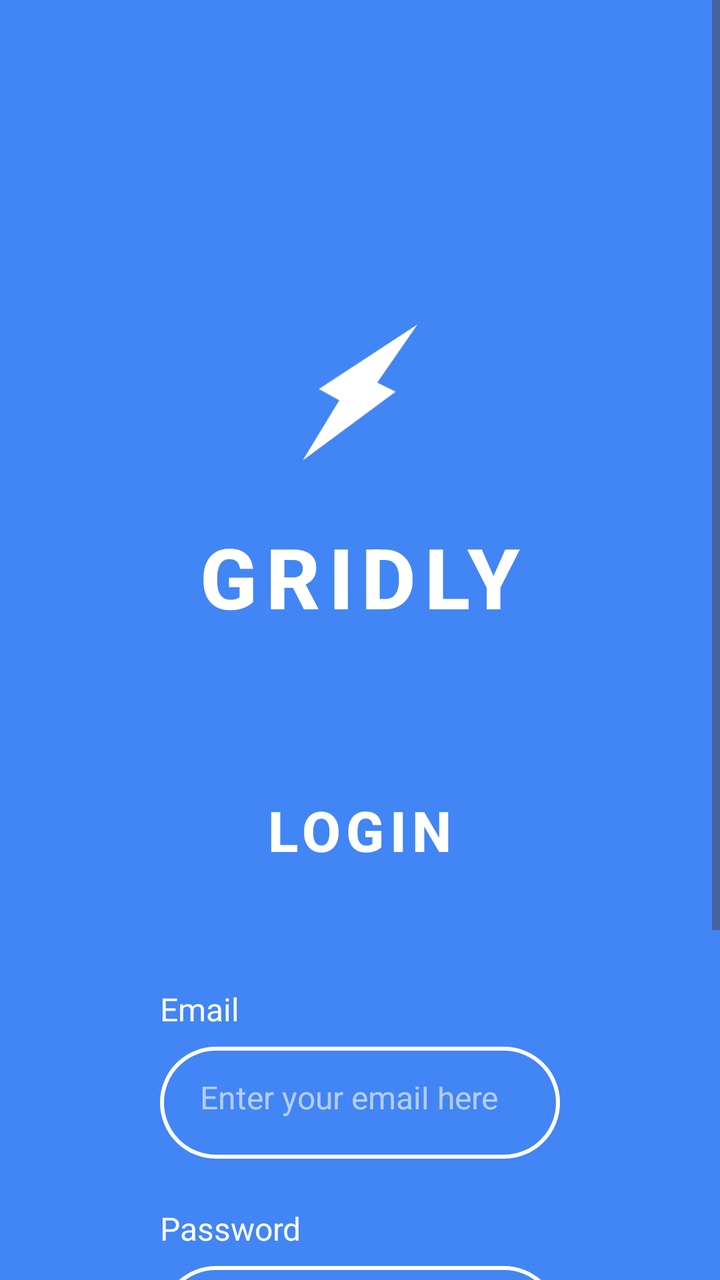
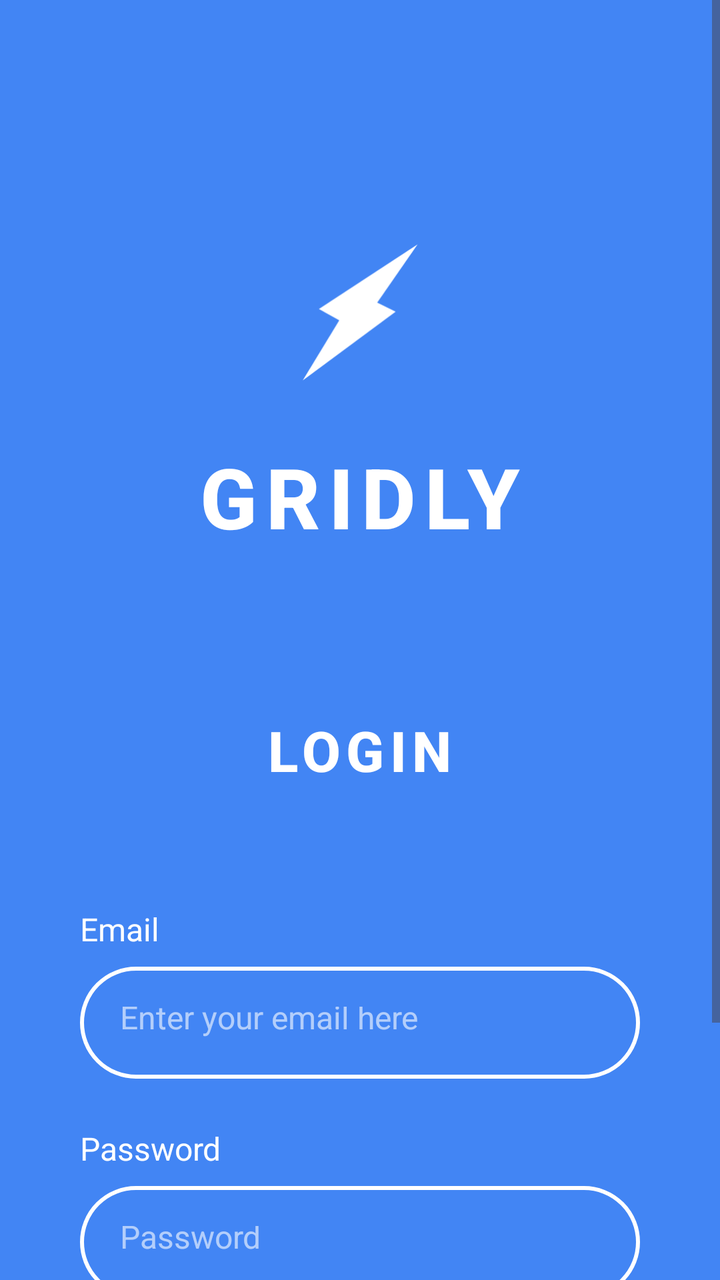

Compare the two renders of this Android layout. The source of the first and the diff that turns it into the second are given below.
<!-- AndroidManifest.xml: application theme Theme.Gridly -->
<!-- res/layout/activity_login.xml -->
<?xml version="1.0" encoding="utf-8"?>
<ScrollView xmlns:android="http://schemas.android.com/apk/res/android"
    xmlns:app="http://schemas.android.com/apk/res-auto"
    xmlns:tools="http://schemas.android.com/tools"
    android:layout_width="match_parent"
    android:layout_height="match_parent"
    android:fillViewport="true">

    <androidx.constraintlayout.widget.ConstraintLayout
        android:id="@+id/login_main"
        android:layout_width="match_parent"
        android:layout_height="wrap_content"
        android:background="@color/splash_background"
        android:padding="56dp"
        tools:context=".LoginActivity">

        
        <ImageView
            android:id="@+id/login_logo"
            android:layout_width="80dp"
            android:layout_height="80dp"
            android:layout_marginTop="100dp"
            android:src="@drawable/ic_lightning_logo"
            android:contentDescription="Gridly Logo"
            app:layout_constraintEnd_toEndOf="parent"
            app:layout_constraintStart_toStartOf="parent"
            app:layout_constraintTop_toTopOf="parent" />

        
        <TextView
            android:id="@+id/login_app_name"
            android:layout_width="wrap_content"
            android:layout_height="wrap_content"
            android:layout_marginTop="24dp"
            android:text="GRIDLY"
            android:textColor="@android:color/white"
            android:textSize="42sp"
            android:textStyle="bold"
            android:fontFamily="sans-serif-medium"
            android:letterSpacing="0.1"
            app:layout_constraintEnd_toEndOf="parent"
            app:layout_constraintStart_toStartOf="parent"
            app:layout_constraintTop_toBottomOf="@id/login_logo" />

        
        <TextView
            android:id="@+id/login_title"
            android:layout_width="wrap_content"
            android:layout_height="wrap_content"
            android:layout_marginTop="80dp"
            android:text="LOGIN"
            android:textColor="@android:color/white"
            android:textSize="28sp"
            android:textStyle="bold"
            android:fontFamily="sans-serif-medium"
            android:letterSpacing="0.1"
            app:layout_constraintEnd_toEndOf="parent"
            app:layout_constraintStart_toStartOf="parent"
            app:layout_constraintTop_toBottomOf="@id/login_app_name" />

        
        <TextView
            android:id="@+id/email_label"
            android:layout_width="wrap_content"
            android:layout_height="wrap_content"
            android:layout_marginTop="60dp"
            android:layout_marginStart="24dp"
            android:text="Email"
            android:textColor="@android:color/white"
            android:textSize="16sp"
            android:textStyle="normal"
            app:layout_constraintStart_toStartOf="parent"
            app:layout_constraintTop_toBottomOf="@id/login_title" />

        
        <EditText
            android:id="@+id/login_email_input"
            android:layout_width="0dp"
            android:layout_height="56dp"
            android:layout_marginTop="8dp"
            android:layout_marginHorizontal="24dp"
            android:hint="Enter your email here"
            android:inputType="textEmailAddress"
            android:textColor="@android:color/white"
            android:textColorHint="@color/white_alpha_60"
            android:background="@drawable/rounded_input_background"
            android:padding="20dp"
            android:textSize="16sp"
            app:layout_constraintEnd_toEndOf="parent"
            app:layout_constraintStart_toStartOf="parent"
            app:layout_constraintTop_toBottomOf="@id/email_label" />

        
        <TextView
            android:id="@+id/password_label"
            android:layout_width="wrap_content"
            android:layout_height="wrap_content"
            android:layout_marginTop="24dp"
            android:layout_marginStart="24dp"
            android:text="Password"
            android:textColor="@android:color/white"
            android:textSize="16sp"
            android:textStyle="normal"
            app:layout_constraintStart_toStartOf="parent"
            app:layout_constraintTop_toBottomOf="@id/login_email_input" />

        
        <EditText
            android:id="@+id/login_password_input"
            android:layout_width="0dp"
            android:layout_height="56dp"
            android:layout_marginTop="8dp"
            android:layout_marginHorizontal="24dp"
            android:hint="Password"
            android:inputType="textPassword"
            android:textColor="@android:color/white"
            android:textColorHint="@color/white_alpha_60"
            android:background="@drawable/rounded_input_background"
            android:padding="20dp"
            android:textSize="16sp"
            app:layout_constraintEnd_toEndOf="parent"
            app:layout_constraintStart_toStartOf="parent"
            app:layout_constraintTop_toBottomOf="@id/password_label" />

        
        <com.google.android.material.button.MaterialButton
            android:id="@+id/login_submit_button"
            android:layout_width="0dp"
            android:layout_height="56dp"
            android:layout_marginTop="48dp"
            android:layout_marginBottom="32dp"
            android:layout_marginHorizontal="24dp"
            android:text="LOGIN"
            android:textColor="@color/splash_background"
            android:textSize="16sp"
            android:textStyle="bold"
            android:backgroundTint="@android:color/white"
            android:letterSpacing="0.1"
            app:cornerRadius="28dp"
            app:strokeWidth="0dp"
            app:layout_constraintBottom_toBottomOf="parent"
            app:layout_constraintEnd_toEndOf="parent"
            app:layout_constraintStart_toStartOf="parent"
            app:layout_constraintTop_toBottomOf="@id/login_password_input" />

    </androidx.constraintlayout.widget.ConstraintLayout>

</ScrollView>
<!-- resources referenced by this layout -->
<resources>
  <color name="splash_background">#4285F4</color>
  <color name="white_alpha_60">#99FFFFFF</color>
  <!-- drawable ic_lightning_logo (drawable) -->
  <vector xmlns:android="http://schemas.android.com/apk/res/android"
      android:width="108dp"
      android:height="108dp"
      android:viewportWidth="181"
      android:viewportHeight="248">
      <path
          android:fillColor="#FFFFFF"
          android:pathData="M155.592,19.3251L87.991,152.761L43.9831,119.289L155.592,19.3251Z" />
      <path
          android:fillColor="#FFFFFF"
          android:pathData="M25.6681,229.974L86.3344,93.4389L130.793,123.482L25.6681,229.974Z" />
  </vector>
  <!-- drawable rounded_input_background (drawable) -->
  <?xml version="1.0" encoding="utf-8"?>
  <shape xmlns:android="http://schemas.android.com/apk/res/android"
      android:shape="rectangle">
      
      
      <solid android:color="@android:color/transparent" />
      
      
      <stroke 
          android:width="2dp"
          android:color="@android:color/white" />
      
      
      <corners android:radius="28dp" />
      
  </shape>
  <style name="Theme.Gridly" parent="Base.Theme.Gridly" />
  <style name="Base.Theme.Gridly" parent="Theme.Material3.DayNight.NoActionBar">
          
          
      </style>
</resources>

<!-- the commit's change to res/layout/activity_login.xml (unified diff, before → after) -->
@@ -10,8 +10,8 @@
         android:id="@+id/login_main"
         android:layout_width="match_parent"
         android:layout_height="wrap_content"
-        android:background="@color/splash_background"
-        android:padding="56dp"
+        android:background="@color/primary_blue"
+        android:padding="16dp"
         tools:context=".LoginActivity">
 
         
@@ -20,8 +20,8 @@
             android:layout_width="80dp"
             android:layout_height="80dp"
             android:layout_marginTop="100dp"
+            android:contentDescription="Gridly Logo"
             android:src="@drawable/ic_lightning_logo"
-            android:contentDescription="Gridly Logo"
             app:layout_constraintEnd_toEndOf="parent"
             app:layout_constraintStart_toStartOf="parent"
             app:layout_constraintTop_toTopOf="parent" />
@@ -32,12 +32,12 @@
             android:layout_width="wrap_content"
             android:layout_height="wrap_content"
             android:layout_marginTop="24dp"
+            android:fontFamily="sans-serif-medium"
+            android:letterSpacing="0.1"
             android:text="GRIDLY"
             android:textColor="@android:color/white"
             android:textSize="42sp"
             android:textStyle="bold"
-            android:fontFamily="sans-serif-medium"
-            android:letterSpacing="0.1"
             app:layout_constraintEnd_toEndOf="parent"
             app:layout_constraintStart_toStartOf="parent"
             app:layout_constraintTop_toBottomOf="@id/login_logo" />
@@ -48,12 +48,12 @@
             android:layout_width="wrap_content"
             android:layout_height="wrap_content"
             android:layout_marginTop="80dp"
+            android:fontFamily="sans-serif-medium"
+            android:letterSpacing="0.1"
             android:text="LOGIN"
             android:textColor="@android:color/white"
             android:textSize="28sp"
             android:textStyle="bold"
-            android:fontFamily="sans-serif-medium"
-            android:letterSpacing="0.1"
             app:layout_constraintEnd_toEndOf="parent"
             app:layout_constraintStart_toStartOf="parent"
             app:layout_constraintTop_toBottomOf="@id/login_app_name" />
@@ -63,8 +63,8 @@
             android:id="@+id/email_label"
             android:layout_width="wrap_content"
             android:layout_height="wrap_content"
+            android:layout_marginStart="24dp"
             android:layout_marginTop="60dp"
-            android:layout_marginStart="24dp"
             android:text="Email"
             android:textColor="@android:color/white"
             android:textSize="16sp"
@@ -77,14 +77,14 @@
             android:id="@+id/login_email_input"
             android:layout_width="0dp"
             android:layout_height="56dp"
+            android:layout_marginHorizontal="24dp"
             android:layout_marginTop="8dp"
-            android:layout_marginHorizontal="24dp"
+            android:background="@drawable/rounded_input_background"
             android:hint="Enter your email here"
             android:inputType="textEmailAddress"
+            android:padding="20dp"
             android:textColor="@android:color/white"
             android:textColorHint="@color/white_alpha_60"
-            android:background="@drawable/rounded_input_background"
-            android:padding="20dp"
             android:textSize="16sp"
             app:layout_constraintEnd_toEndOf="parent"
             app:layout_constraintStart_toStartOf="parent"
@@ -95,8 +95,8 @@
             android:id="@+id/password_label"
             android:layout_width="wrap_content"
             android:layout_height="wrap_content"
+            android:layout_marginStart="24dp"
             android:layout_marginTop="24dp"
-            android:layout_marginStart="24dp"
             android:text="Password"
             android:textColor="@android:color/white"
             android:textSize="16sp"
@@ -109,14 +109,14 @@
             android:id="@+id/login_password_input"
             android:layout_width="0dp"
             android:layout_height="56dp"
+            android:layout_marginHorizontal="24dp"
             android:layout_marginTop="8dp"
-            android:layout_marginHorizontal="24dp"
+            android:background="@drawable/rounded_input_background"
             android:hint="Password"
             android:inputType="textPassword"
+            android:padding="20dp"
             android:textColor="@android:color/white"
             android:textColorHint="@color/white_alpha_60"
-            android:background="@drawable/rounded_input_background"
-            android:padding="20dp"
             android:textSize="16sp"
             app:layout_constraintEnd_toEndOf="parent"
             app:layout_constraintStart_toStartOf="parent"
@@ -127,21 +127,21 @@
             android:id="@+id/login_submit_button"
             android:layout_width="0dp"
             android:layout_height="56dp"
+            android:layout_marginHorizontal="24dp"
             android:layout_marginTop="48dp"
             android:layout_marginBottom="32dp"
-            android:layout_marginHorizontal="24dp"
+            android:backgroundTint="@android:color/white"
+            android:letterSpacing="0.1"
             android:text="LOGIN"
             android:textColor="@color/splash_background"
             android:textSize="16sp"
             android:textStyle="bold"
-            android:backgroundTint="@android:color/white"
-            android:letterSpacing="0.1"
             app:cornerRadius="28dp"
-            app:strokeWidth="0dp"
             app:layout_constraintBottom_toBottomOf="parent"
             app:layout_constraintEnd_toEndOf="parent"
             app:layout_constraintStart_toStartOf="parent"
-            app:layout_constraintTop_toBottomOf="@id/login_password_input" />
+            app:layout_constraintTop_toBottomOf="@id/login_password_input"
+            app:strokeWidth="0dp" />
 
     </androidx.constraintlayout.widget.ConstraintLayout>
 
<!-- resource entries referenced after the edit -->
@@ -1,5 +1,6 @@
 <!-- resources referenced by this layout -->
 <resources>
+  <color name="primary_blue">#4285F4</color>
   <color name="splash_background">#4285F4</color>
   <color name="white_alpha_60">#99FFFFFF</color>
   <!-- drawable ic_lightning_logo (drawable) -->
@@ -36,6 +37,23 @@
   <style name="Base.Theme.Gridly" parent="Theme.Material3.DayNight.NoActionBar">
           
           
+          
+          
+          <item name="android:windowAnimationStyle">@style/NoAnimation</item>
+          <item name="android:windowEnterAnimation">@null</item>
+          <item name="android:windowExitAnimation">@null</item>
+          <item name="android:activityOpenEnterAnimation">@null</item>
+          <item name="android:activityOpenExitAnimation">@null</item>
+          <item name="android:activityCloseEnterAnimation">@null</item>
+          <item name="android:activityCloseExitAnimation">@null</item>
+      </style>
+  <style name="NoAnimation" parent="@android:style/Animation.Activity">
+          <item name="android:activityOpenEnterAnimation">@null</item>
+          <item name="android:activityOpenExitAnimation">@null</item>
+          <item name="android:activityCloseEnterAnimation">@null</item>
+          <item name="android:activityCloseExitAnimation">@null</item>
+          <item name="android:windowEnterAnimation">@null</item>
+          <item name="android:windowExitAnimation">@null</item>
       </style>
 </resources>
 
